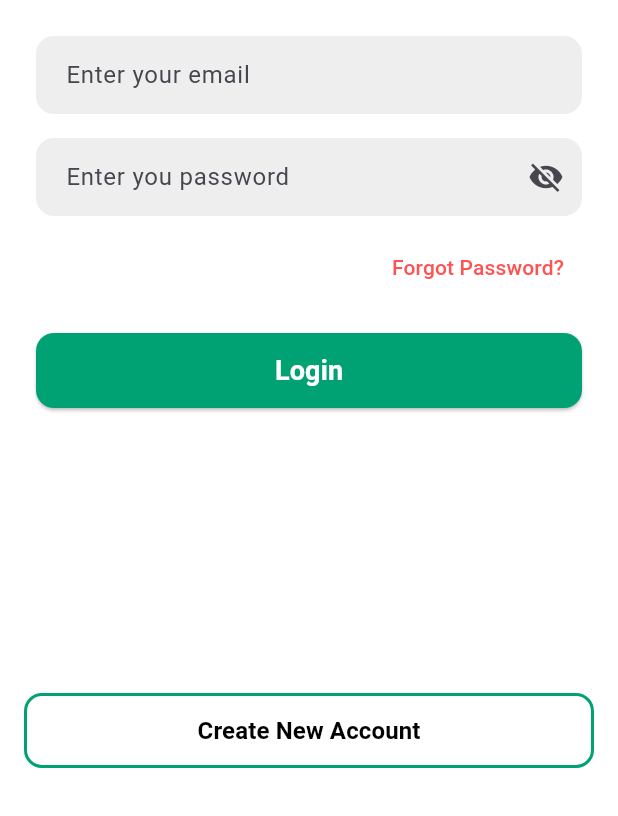
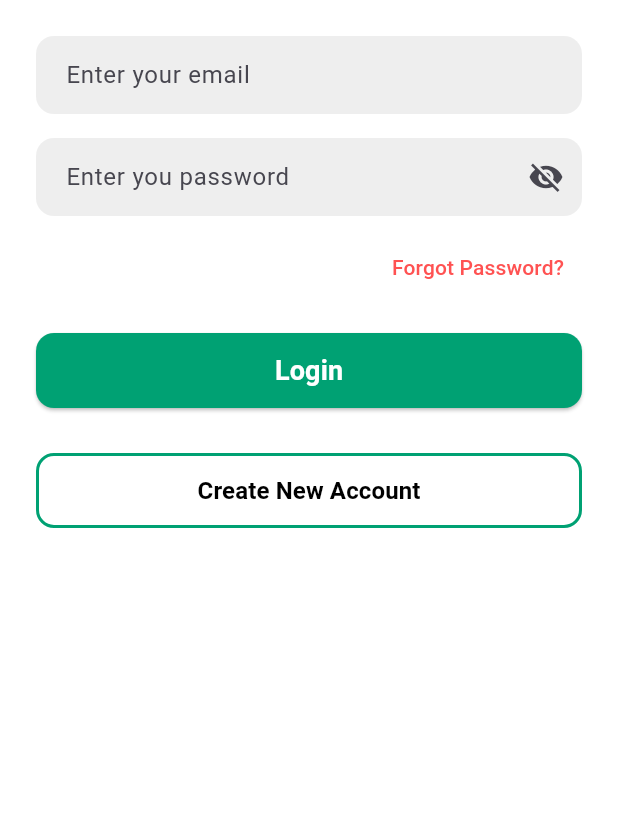
Before and after one commit to shhossain/qr_attendance, a Flutter app: the screen it shows after launch, on a phone screen of 412 x 824 dp, the part 420-1236 px from its top. Run offline on Flutter 3.47's test engine with Material 3 defaults, Android fonts, the light colour scheme and no system bars; our stand-ins replace cloud_firestore, device_info_plus, firebase_auth, firebase_core; accounts and stored records are empty.

Commit message:
overlay fixed

```diff
--- a/lib/login_page.dart
+++ b/lib/login_page.dart
@@ -76,7 +76,6 @@ class _LoginState extends State<Login> {
         deviceId = doc['DeviceId'];
         loginDevice = await getAndroidDeviceId();
 
-        // Check if device is used in multiple accounts
         final count = await _countAccountsWithDevice(loginDevice!);
         if (count > 1) {
           await showDialog(
@@ -107,14 +106,12 @@ class _LoginState extends State<Login> {
           return;
         }
 
-        // Check if login device matches registered device
         if (loginDevice != deviceId) {
           await FirebaseAuth.instance.signOut();
           await devicelost(context);
           return;
         }
 
-        // Normal login
         if (typeOfUser == 'Student') {
           Navigator.of(
             context,
@@ -154,14 +151,13 @@ class _LoginState extends State<Login> {
               return const Center(child: CircularProgressIndicator());
             }
 
-            return Column(
-              children: [
-                Expanded(
-                  child: SingleChildScrollView(
-                    padding: const EdgeInsets.symmetric(
-                      horizontal: 24,
-                      vertical: 24,
+            return SingleChildScrollView(
+              padding: const EdgeInsets.symmetric(horizontal: 24, vertical: 24),
+              child: ConstrainedBox(
+                constraints: BoxConstraints(
+                  minHeight: MediaQuery.of(context).size.height,
                 ),
+                child: IntrinsicHeight(
                   child: Column(
                     crossAxisAlignment: CrossAxisAlignment.stretch,
                     children: [
@@ -235,20 +231,9 @@ class _LoginState extends State<Login> {
                           ),
                         ),
                       ),
-                        const SizedBox(height: 8),
-                      ],
-                    ),
-                  ),
-                ),
-                Padding(
-                  padding: const EdgeInsets.only(
-                    left: 16,
-                    right: 16,
-                    bottom: 32,
-                  ),
-                  child: SizedBox(
+                      const SizedBox(height: 30),
+                      SizedBox(
                         height: 50,
-                    width: double.infinity,
                         child: OutlinedButton(
                           style: OutlinedButton.styleFrom(
                             side: const BorderSide(
@@ -262,9 +247,10 @@ class _LoginState extends State<Login> {
                             ),
                           ),
                           onPressed: () {
-                        Navigator.of(
-                          context,
-                        ).pushNamedAndRemoveUntil(register, (route) => false);
+                            Navigator.of(context).pushNamedAndRemoveUntil(
+                              register,
+                              (route) => false,
+                            );
                           },
                           child: const Text(
                             "Create New Account",
@@ -275,8 +261,10 @@ class _LoginState extends State<Login> {
                           ),
                         ),
                       ),
+                    ],
                   ),
-              ],
+                ),
+              ),
             );
           },
         ),
```
Lines whose indentation alone changed are shown as unchanged.
